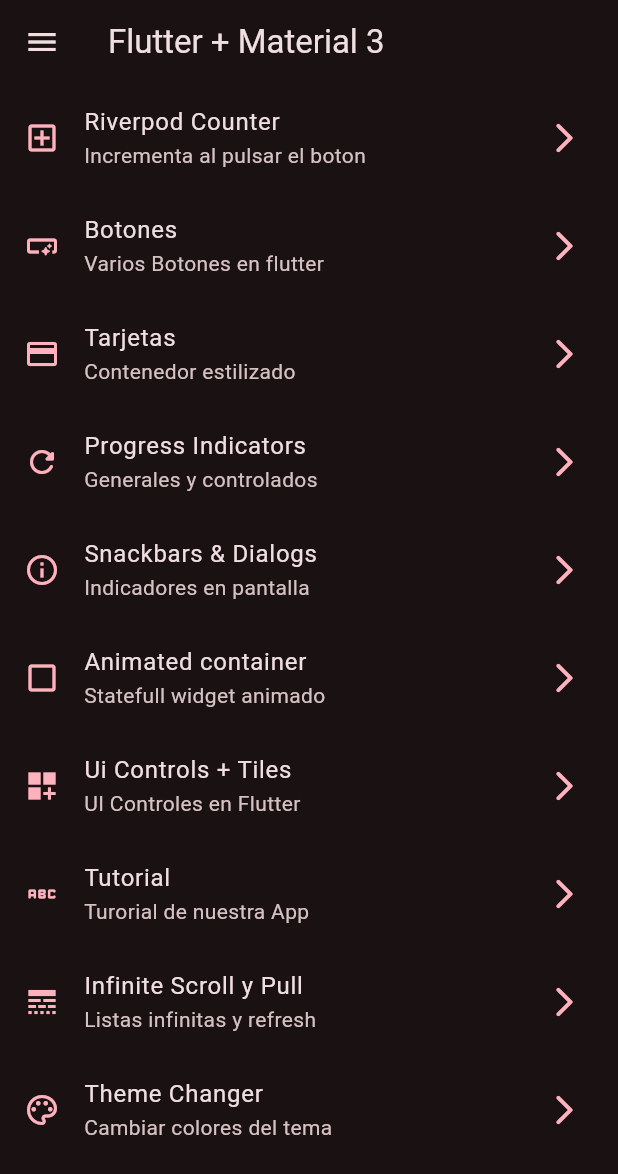
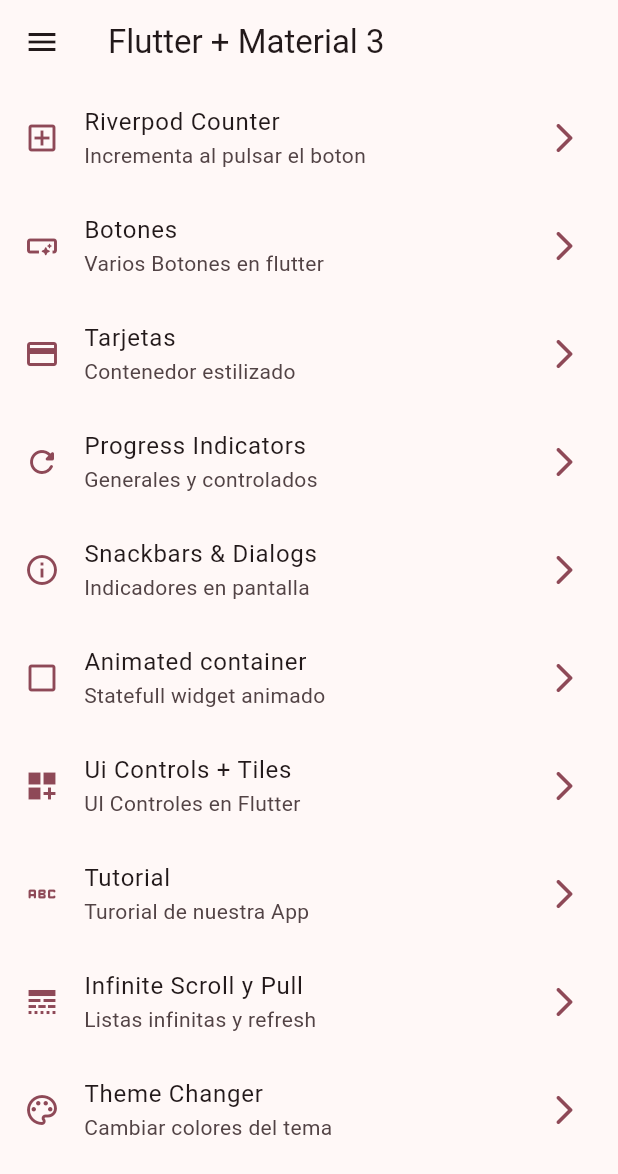
Before and after one commit to ciarte/widgets_app, a Flutter app: the screen it shows after launch, on a phone screen of 412 x 824 dp. Shown: the top 1174 px of the screen. Run offline on Flutter 3.47's test engine with Material 2 defaults, Android fonts, the phone set to English and light mode, and no system bars; our stand-ins replace animate_do, flutter_riverpod, go_router.

Commit message:
riverpod y stateNotifier impl

```diff
--- a/lib/config/theme/app_theme.dart
+++ b/lib/config/theme/app_theme.dart
@@ -25,4 +25,9 @@ class AppTheme {
       appBarTheme: const AppBarTheme(
         centerTitle: false,
       ));
+
+  AppTheme copyWith({int? selectedColor, bool? isDarkmode}) => AppTheme(
+        selectedColor: selectedColor ?? this.selectedColor,
+        isDarkmode: isDarkmode ?? this.isDarkmode,
+      );
 }
--- a/lib/main.dart
+++ b/lib/main.dart
@@ -13,15 +13,17 @@ class MyApp extends ConsumerWidget {
 
   @override
   Widget build(BuildContext context, WidgetRef ref) {
-    final bool isDarkmode = ref.watch(isDarkmodeProvioder);
-    final int selectedColor = ref.watch(selectedColorProvider);
+    // final bool isDarkmode = ref.watch(isDarkmodeProvioder);
+    // final int selectedColor = ref.watch(selectedColorProvider);
+    final AppTheme appTheme = ref.watch(themeNotifierProvider);
 
     return MaterialApp.router(
       title: 'Flutter Widgets',
       routerConfig: appRouter,
       debugShowCheckedModeBanner: false,
-      theme: AppTheme(selectedColor: selectedColor, isDarkmode: isDarkmode)
-          .getTheme(),
+      // theme: AppTheme(selectedColor: selectedColor, isDarkmode: isDarkmode)
+      //     .getTheme(),
+      theme: appTheme.getTheme(),
     );
   }
 }
--- a/lib/presentation/providers/theme_provider.dart
+++ b/lib/presentation/providers/theme_provider.dart
@@ -9,3 +9,22 @@ final colorListProvider = Provider((ref) => colorList);
 
 //un simple int
 final selectedColorProvider = StateProvider((ref) => 0);
+
+//objeto de tipo <AppTheme>
+final themeNotifierProvider = StateNotifierProvider<ThemeNotifier, AppTheme>(
+  (ref) => ThemeNotifier(),
+);
+
+//controller o notifier
+class ThemeNotifier extends StateNotifier<AppTheme> {
+  //el STATE = new AppTheme();
+  ThemeNotifier() : super(AppTheme());
+
+  void toggleDarkmode() {
+    state = state.copyWith(isDarkmode: !state.isDarkmode);
+  }
+
+  void changeColorIndex(int index) {
+    state = state.copyWith(selectedColor: index);
+  }
+}
```
Also changed, not shown: lib/presentation/screens/theme_changer/theme_changer.dart (+4 -6 lines).
